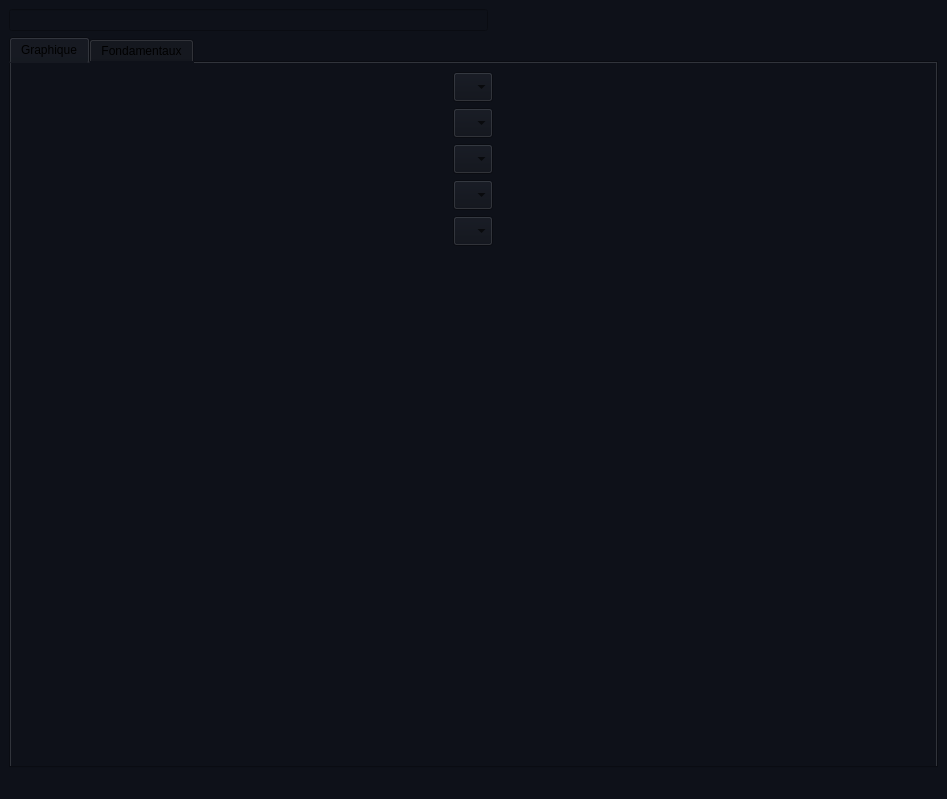
CryptoCoinsWorks/analyse_chart, file ui/graphic_view.ui: the form before one commit.
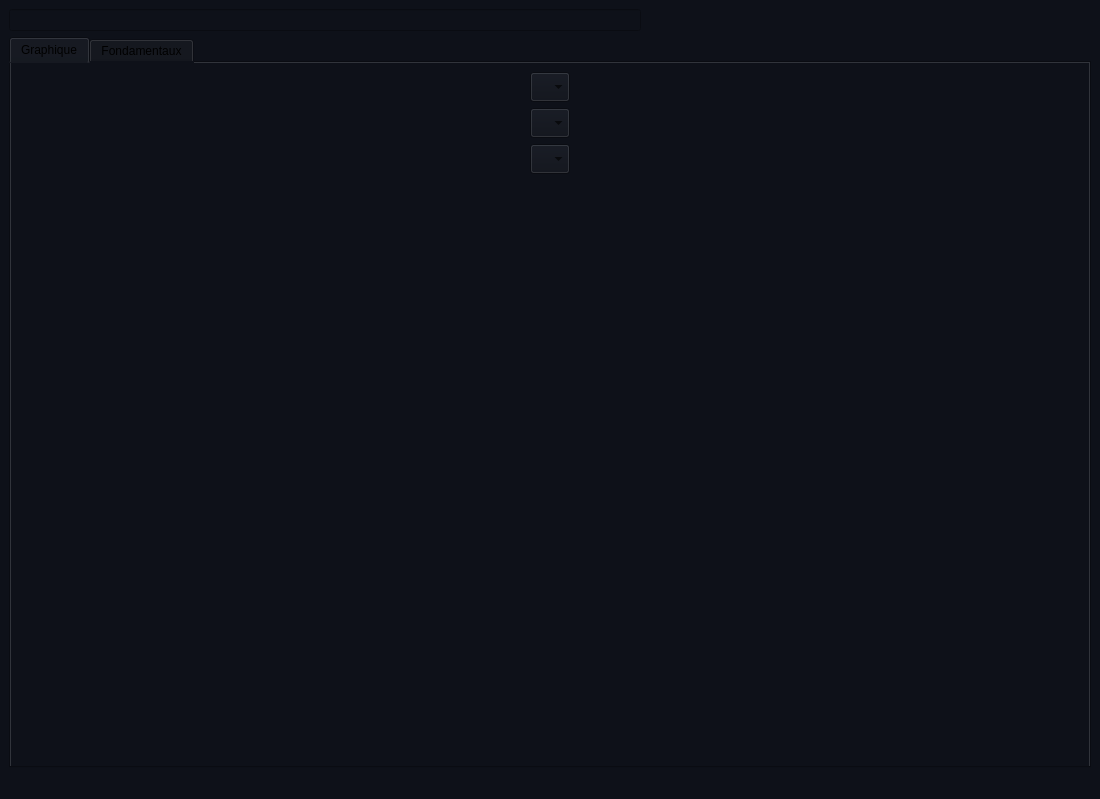
The form after the commit.

```diff
--- a/ui/graphic_view.ui
+++ b/ui/graphic_view.ui
@@ -6,7 +6,7 @@
    <rect>
     <x>0</x>
     <y>0</y>
-    <width>947</width>
+    <width>1100</width>
     <height>799</height>
    </rect>
   </property>
@@ -96,39 +96,7 @@
            </widget>
           </item>
           <item>
-           <widget class="QComboBox" name="comboBox_3">
-            <property name="minimumSize">
-             <size>
-              <width>30</width>
-              <height>30</height>
-             </size>
-            </property>
-            <property name="maximumSize">
-             <size>
-              <width>40</width>
-              <height>40</height>
-             </size>
-            </property>
-           </widget>
-          </item>
-          <item>
-           <widget class="QComboBox" name="comboBox_4">
-            <property name="minimumSize">
-             <size>
-              <width>30</width>
-              <height>30</height>
-             </size>
-            </property>
-            <property name="maximumSize">
-             <size>
-              <width>40</width>
-              <height>40</height>
-             </size>
-            </property>
-           </widget>
-          </item>
-          <item>
-           <widget class="QComboBox" name="comboBox_5">
+           <widget class="QComboBox" name="_comboBox">
             <property name="minimumSize">
              <size>
               <width>30</width>
```
Left out of the diff: 6 changed lines with no effect on the pictures.
